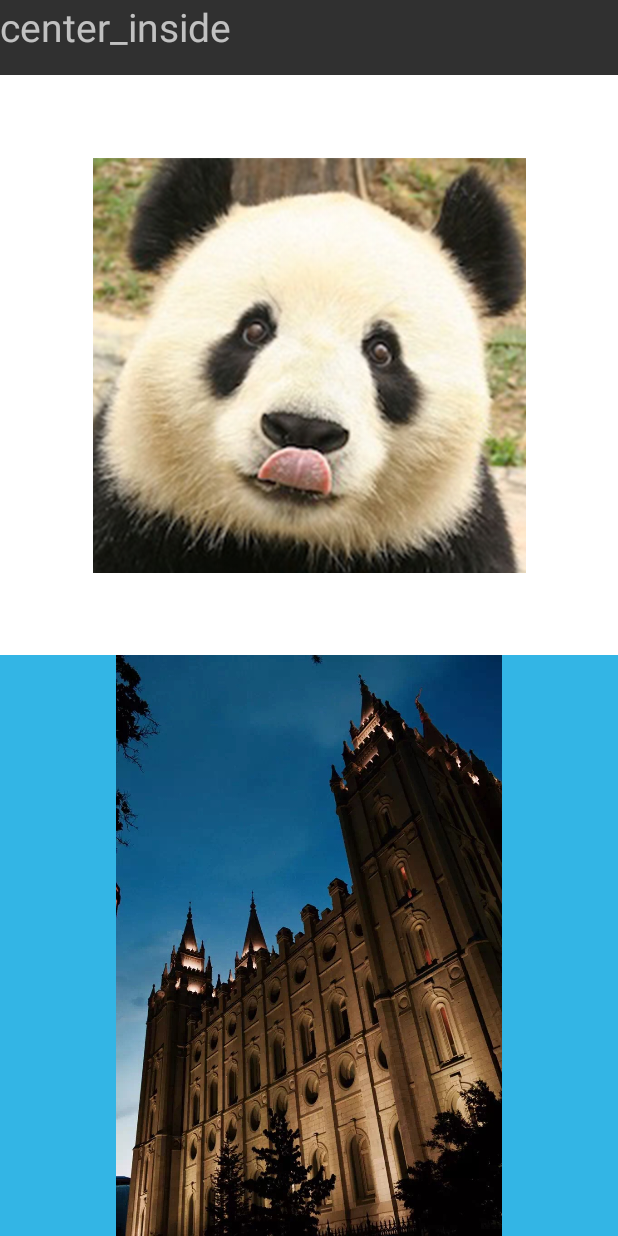
After one commit to sanders-josh/JSanders22Ex, an Android app: the ScaleTypeActivity screen opened directly, with no data from a screen before it, on a phone screen of 412 x 824 dp. The commit adds this screen. Run offline under Robolectric (Android 15) with nearby library versions, the phone set to English and light mode, and no system bars.

Commit message:
add scale type viewpager

```diff
--- a/app/src/main/AndroidManifest.xml
+++ b/app/src/main/AndroidManifest.xml
@@ -30,7 +30,8 @@
         <activity
             android:name=".activity.SingleTopActivity"
             android:launchMode="singleTop" />
-        <activity android:name=".activity.NinePatchActivity"></activity>
+        <activity android:name=".activity.NinePatchActivity" />
+        <activity android:name=".activity.ScaleTypeActivity"></activity>
     </application>
 
 </manifest>
--- /dev/null
+++ b/app/src/main/java/com/example/jsand/jsanders22ex/activity/ScaleTypeActivity.java
@@ -0,0 +1,42 @@
+package com.example.jsand.jsanders22ex.activity;
+
+import android.support.v4.view.ViewPager;
+import android.support.v7.app.AppCompatActivity;
+import android.os.Bundle;
+import android.view.LayoutInflater;
+import android.view.View;
+
+import com.example.jsand.jsanders22ex.R;
+import com.example.jsand.jsanders22ex.adapter.ScaleTypeAdapter;
+
+import java.util.ArrayList;
+import java.util.List;
+
+public class ScaleTypeActivity extends AppCompatActivity {
+
+    private ViewPager viewPager;
+    private View view1;
+    private View view2;
+    private View view3;
+    private List<View> viewList = new ArrayList<View>();
+    private ScaleTypeAdapter adapter;
+
+
+    @Override
+    protected void onCreate(Bundle savedInstanceState) {
+        super.onCreate(savedInstanceState);
+        setContentView(R.layout.activity_scale_type);
+        viewPager = findViewById(R.id.scale_type_viewpager);
+
+        LayoutInflater lf = getLayoutInflater().from(this);
+        view1 = lf.inflate(R.layout.scale_type_center_inside, null);
+        view2 = lf.inflate(R.layout.scale_type_center, null);
+        view3 = lf.inflate(R.layout.scale_type_center_crop, null);
+        viewList.add(view1);
+        viewList.add(view2);
+        viewList.add(view3);
+
+        adapter = new ScaleTypeAdapter(viewList);
+        viewPager.setAdapter(adapter);
+    }
+}
--- /dev/null
+++ b/app/src/main/java/com/example/jsand/jsanders22ex/adapter/ScaleTypeAdapter.java
@@ -0,0 +1,45 @@
+package com.example.jsand.jsanders22ex.adapter;
+
+import android.support.annotation.NonNull;
+import android.support.v4.view.PagerAdapter;
+import android.util.Log;
+import android.view.View;
+import android.view.ViewGroup;
+
+import java.util.List;
+
+public class ScaleTypeAdapter extends PagerAdapter {
+
+
+    private final List<View> viewList;
+
+    public ScaleTypeAdapter(List<View> viewList)
+    {
+        this.viewList = viewList;
+    }
+
+    @Override
+    public int getCount() {
+        Log.d("Trace","getCount");
+        return viewList.size();
+    }
+
+    @Override
+    public boolean isViewFromObject(@NonNull View view, @NonNull Object object) {
+        return view == object;
+    }
+
+    @Override
+    public Object instantiateItem(ViewGroup container, int position)
+    {
+        container.addView(viewList.get(position), 0);
+        return viewList.get(position);
+    }
+
+    @Override
+    public void destroyItem(ViewGroup container, int position, Object object)
+    {
+        container.removeView(viewList.get(position));
+        Log.e("Trace", "destroyItem");
+    }
+}
--- a/app/src/main/java/com/example/jsand/jsanders22ex/adapter/ViewPagerAdapter.java
+++ b/app/src/main/java/com/example/jsand/jsanders22ex/adapter/ViewPagerAdapter.java
@@ -30,7 +30,7 @@ public class ViewPagerAdapter extends FragmentPagerAdapter {
 
     public void updateList(ArrayList<Fragment> list)
     {
-        this.fragmentList = fragmentList;
+        this.fragmentList = list;
         notifyDataSetChanged();
     }
 }
--- /dev/null
+++ b/app/src/main/res/layout/activity_scale_type.xml
@@ -0,0 +1,15 @@
+<?xml version="1.0" encoding="utf-8"?>
+<android.support.constraint.ConstraintLayout xmlns:android="http://schemas.android.com/apk/res/android"
+    xmlns:app="http://schemas.android.com/apk/res-auto"
+    xmlns:tools="http://schemas.android.com/tools"
+    android:layout_width="match_parent"
+    android:layout_height="match_parent"
+    tools:context=".activity.ScaleTypeActivity">
+
+    <android.support.v4.view.ViewPager
+        android:id="@+id/scale_type_viewpager"
+        android:layout_width="match_parent"
+        android:layout_height="match_parent">
+    </android.support.v4.view.ViewPager>
+
+</android.support.constraint.ConstraintLayout>
--- /dev/null
+++ b/app/src/main/res/layout/scale_type_center_inside.xml
@@ -0,0 +1,29 @@
+<?xml version="1.0" encoding="utf-8"?>
+<LinearLayout
+    xmlns:android="http://schemas.android.com/apk/res/android" android:layout_width="match_parent"
+    android:orientation="vertical"
+    android:layout_height="match_parent">
+
+    <TextView
+        android:layout_width="match_parent"
+        android:layout_height="50dp"
+        android:textSize="26sp"
+        android:text="center_inside"/>
+
+    <ImageView
+        android:layout_width="match_parent"
+        android:layout_height="0dp"
+        android:layout_weight="1"
+        android:src="@mipmap/panda"
+        android:scaleType="centerInside"
+        android:background="@android:color/white"/>
+
+    <ImageView
+        android:layout_width="match_parent"
+        android:layout_height="0dp"
+        android:layout_weight="1"
+        android:src="@mipmap/pic1"
+        android:scaleType="centerInside"
+        android:background="@android:color/holo_blue_light"/>
+
+</LinearLayout>
```
Also changed, not shown: app/src/main/java/com/example/jsand/jsanders22ex/fragment/DemoFragment.java (+7 -1 lines), app/src/main/res/layout/scale_type_center.xml (added, +29 -0 lines), app/src/main/res/layout/scale_type_center_crop.xml (added, +29 -0 lines).
